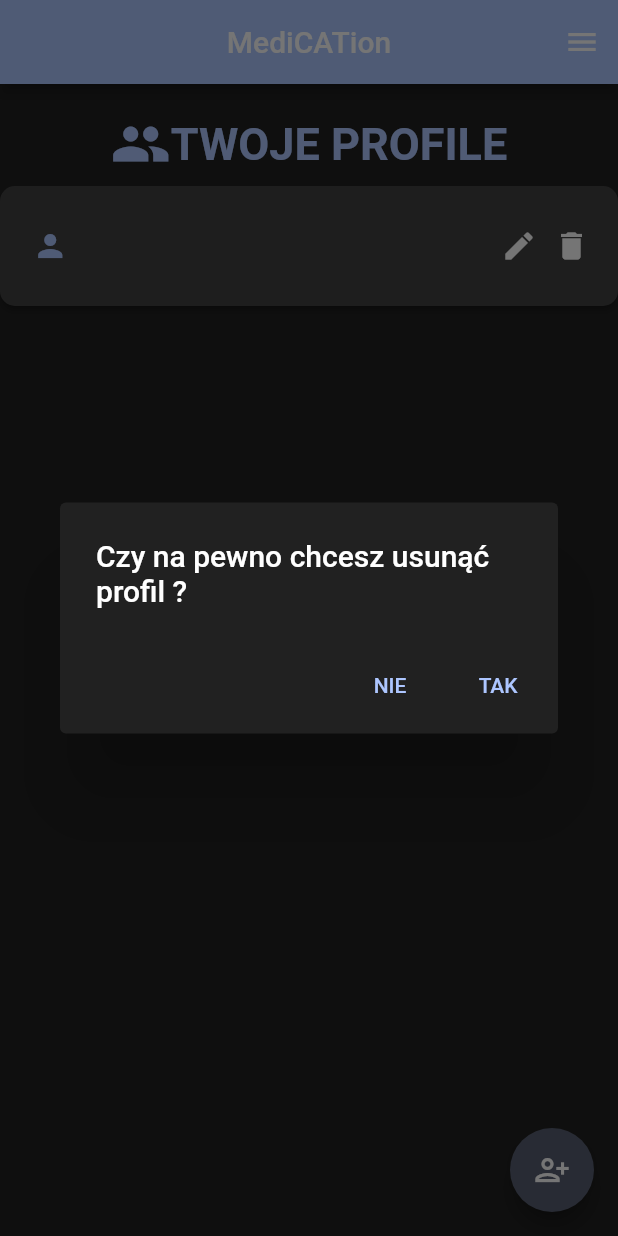
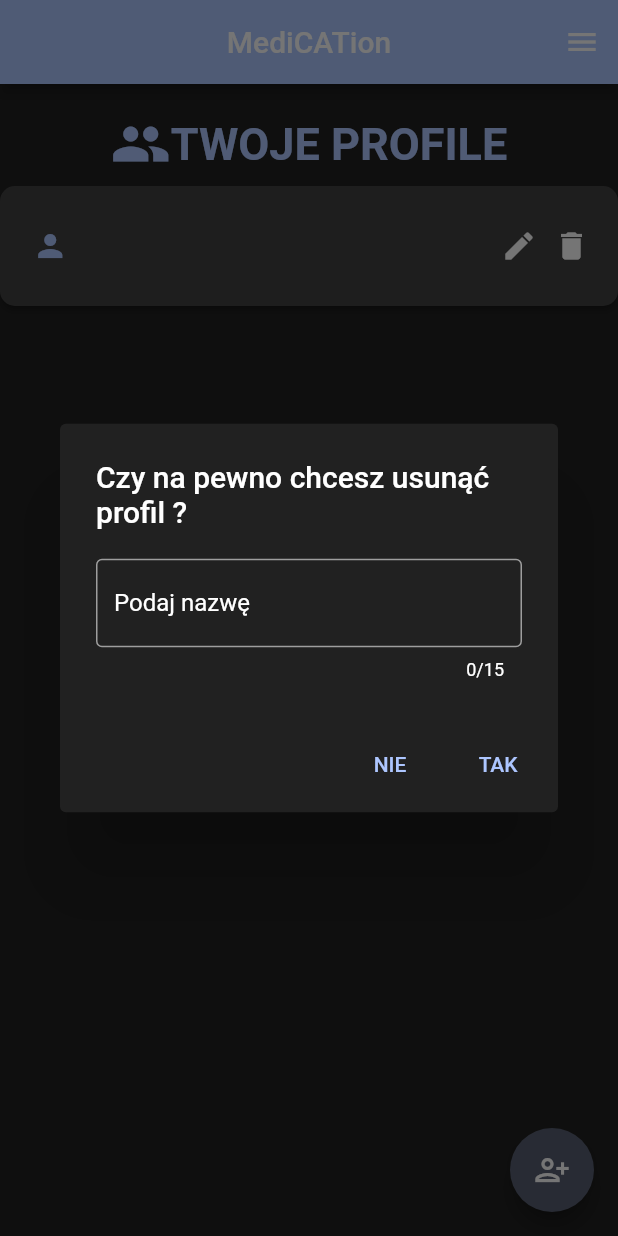
Before and after one commit to dorvio/MediCATion, a Flutter app: the screen it shows once a user with an empty profile is signed in, after a tap on the "delete" icon, on a phone screen of 412 x 824 dp. Run offline on Flutter 3.47's test engine with Material 2 defaults, Android fonts, the phone set to English and light mode, and no system bars; our stand-ins replace cloud_firestore, connectivity, email_validator, firebase_auth, firebase_core, flutter_bloc and 4 more; accounts and stored records are empty.

Commit message:
fixed offline problems, added new_profile_screen, added downloading data at splash screen, added protection in deleting a profile

```diff
--- a/medication/lib/Screens/profile_screen.dart
+++ b/medication/lib/Screens/profile_screen.dart
@@ -1,6 +1,7 @@
 import 'package:flutter/material.dart';
 import 'package:flutter_bloc/flutter_bloc.dart';
 import 'package:google_fonts/google_fonts.dart';
+import 'package:medication/Screens/new_profile_screen.dart';
 import '../Database_classes/Profile.dart';
 import '../Blocs/profile_bloc.dart';
 import 'medication_screen.dart';
@@ -51,8 +52,8 @@ class _ProfileViewState extends State<ProfileView> {
           padding: EdgeInsets.zero,
           children: [
             const SizedBox(
-              height: 93, // To change the height of DrawerHeader
-              width: double.infinity, // To Change the width of DrawerHeader
+              height: 93,
+              width: double.infinity,
               child: DrawerHeader(
                 decoration: BoxDecoration(
                     color: Color.fromARGB(255, 174, 199, 255),
@@ -214,7 +215,8 @@ class _ProfileViewState extends State<ProfileView> {
       ),
       floatingActionButton: FloatingActionButton(
         onPressed: () {
-          _showAddProfileDialog(context, widget.userId);
+          _goToNewProfileScreen(context, widget.userId);
+          //_showAddProfileDialog(context, widget.userId);
         },
         tooltip: 'Dodaj nowy profil',
         child: const Icon(Icons.person_add_alt),
@@ -222,11 +224,8 @@ class _ProfileViewState extends State<ProfileView> {
     );
   }
 }
-void _showAddProfileDialog(BuildContext context, String userId) {
-  bool isAnimalController = false;
-  Color? button1Color = Theme.of(context).colorScheme.inversePrimary;
-  Color? button2Color = Colors.grey[200];
-  bool showError = false;
+
+void _showDeleteDialog(BuildContext context, Profile profile) {
   final _formKey = GlobalKey<FormState>();
   String name = '';
 
@@ -237,8 +236,8 @@ void _showAddProfileDialog(BuildContext context, String userId) {
         builder: (context, setState) {
           return AlertDialog(
             backgroundColor: Colors.grey[900],
-            title: const Text(
-              'Dodaj profil',
+            title: Text(
+              'Czy na pewno chcesz usunąć profil ${profile.name}?',
               style: const TextStyle(color: Colors.white),
             ),
             content: Form(
@@ -246,66 +245,26 @@ void _showAddProfileDialog(BuildContext context, String userId) {
               child: TextFormField(
                 maxLength: 15,
                 style: const TextStyle(color: Colors.white),
-                decoration: InputDecoration(
+                decoration: const InputDecoration(
                   labelText: 'Podaj nazwę',
-                  labelStyle: const TextStyle(color: Colors.white),
-                  counterStyle: const TextStyle(color: Colors.white),
-                  enabledBorder: const OutlineInputBorder(
+                  labelStyle: TextStyle(color: Colors.white),
+                  counterStyle: TextStyle(color: Colors.white),
+                  enabledBorder: OutlineInputBorder(
                     borderSide: BorderSide(color: Colors.grey),
                   ),
-                  errorText: showError ? 'Pole nie może być puste!' : null,
                 ),
                 validator: (text) {
                   if (text == null || text.isEmpty) {
-                    setState(() {
-                      showError = true;
-                    });
-                    return 'Pole nie może być puste!';
+                    return 'Wpisz nazwę';
+                  } else if (text != profile.name) {
+                    return 'Nieprawidłowa nazwa';
                   }
-                  setState(() {
-                    showError = false;
-                  });
                   return null;
                 },
                 onChanged: (text) => setState(() => name = text),
               ),
             ),
             actions: [
-              const SizedBox(height: 10),
-              Row(
-                mainAxisAlignment: MainAxisAlignment.center,
-                children: [
-                  IconButton(
-                    onPressed: () {
-                      setState(() {
-                        isAnimalController = false;
-                        button1Color = Theme.of(context).colorScheme.inversePrimary;
-                        button2Color = Colors.grey[200];
-                      });
-                    },
-                    icon: const Icon(Icons.person),
-                    color: button1Color,
-                    iconSize: 40,
-                  ),
-                  const SizedBox(width: 30),
-                  IconButton(
-                    onPressed: () {
-                      setState(() {
-                        isAnimalController = true;
-                        button1Color = Colors.grey[200];
-                        button2Color = Theme.of(context).colorScheme.inversePrimary;
-                      });
-                    },
-                    icon: const Icon(Icons.pets),
-                    color: button2Color,
-                    iconSize: 40,
-                  ),
-                ],
-              ),
-              const SizedBox(height: 20),
-              Row(
-                mainAxisAlignment: MainAxisAlignment.end,
-                children: [
               TextButton(
                 style: TextButton.styleFrom(
                   foregroundColor: Theme.of(context).colorScheme.inversePrimary,
@@ -313,7 +272,7 @@ void _showAddProfileDialog(BuildContext context, String userId) {
                     borderRadius: BorderRadius.circular(30.0),
                   ),
                 ),
-                    child: const Text('Anuluj'),
+                child: const Text('NIE'),
                 onPressed: () {
                   Navigator.pop(context);
                 },
@@ -325,76 +284,19 @@ void _showAddProfileDialog(BuildContext context, String userId) {
                     borderRadius: BorderRadius.circular(30.0),
                   ),
                 ),
-                    child: const Text('Zapisz'),
+                child: const Text('TAK'),
                 onPressed: () {
-                      if (_formKey.currentState!.validate()) {
-                        final profile = Profile(
-                          profileId: DateTime.now().toString(),
-                          name: name,
-                          isAnimal: isAnimalController,
-                          userId: userId,
+                  if(_formKey.currentState!.validate()){
+                    BlocProvider.of<ProfileBloc>(context).add(
+                        DeleteProfile(profile.profileId),
                     );
-                        BlocProvider.of<ProfileBloc>(context).add(AddProfile(profile));
                     Navigator.pop(context);
                   } else {}
                 },
               ),
             ],
-              ),
-            ],
           );
         },
-      );
-    },
-  );
-}
-
-
-void _showDeleteDialog(BuildContext context, Profile profile){
-  showDialog(
-      context: context,
-      builder: (context)
-  {
-    return AlertDialog(
-      backgroundColor: Colors.grey[900],
-      title: Text(
-        'Czy na pewno chcesz usunąć profil ${profile.name}?',
-        style: const TextStyle(color: Colors.white),
-      ),
-      actions: [
-        TextButton(
-          style: TextButton.styleFrom(
-            foregroundColor: Theme
-                .of(context)
-                .colorScheme
-                .inversePrimary,
-            shape: RoundedRectangleBorder(
-              borderRadius: BorderRadius.circular(30.0),
-            ),
-          ),
-          child: const Text('NIE'),
-          onPressed: () {
-            Navigator.pop(context);
-          },
-        ),
-        TextButton(
-          style: TextButton.styleFrom(
-            foregroundColor: Theme
-                .of(context)
-                .colorScheme
-                .inversePrimary,
-            shape: RoundedRectangleBorder(
-              borderRadius: BorderRadius.circular(30.0),
-            ),
-          ),
-          child: const Text('TAK'),
-          onPressed: () {
-            BlocProvider.of<ProfileBloc>(context).add(
-                DeleteProfile(profile.profileId));
-            Navigator.pop(context);
-          },
-        ),
-      ],
       );
     },
   );
@@ -498,3 +400,10 @@ void _goToMedicationScreen(BuildContext context, Profile profile) {
     MaterialPageRoute(builder: (context) => MedicationView(profile: profile)),
   );
 }
+
+void _goToNewProfileScreen(BuildContext context, String userId) {
+  Navigator.push(
+    context,
+    MaterialPageRoute(builder: (context) => NewProfileView(userId: userId)),
+  );
+}
--- a/medication/lib/Screens/splash_screen.dart
+++ b/medication/lib/Screens/splash_screen.dart
@@ -3,6 +3,12 @@ import 'package:flutter/services.dart';
 import 'package:medication/wrapper.dart';
 import 'package:connectivity/connectivity.dart';
 import 'package:cloud_firestore/cloud_firestore.dart';
+import 'package:flutter_bloc/flutter_bloc.dart';
+import '../Blocs/usage_bloc.dart';
+import '../Blocs/profile_bloc.dart';
+import '../Blocs/medication_bloc.dart';
+import 'package:provider/provider.dart';
+import 'package:firebase_auth/firebase_auth.dart';
 
 class SplashView extends StatefulWidget {
   const SplashView({Key? key}) : super(key: key);
@@ -17,7 +23,7 @@ class _SplashViewState extends State<SplashView> with SingleTickerProviderStateM
   void initState(){
     super.initState();
     SystemChrome.setEnabledSystemUIMode(SystemUiMode.immersive);
-    checkInternetConnection();
+    checkInternetConnection(context);
     Future.delayed(const Duration(seconds: 3), () {
       Navigator.of(context).pushReplacement(MaterialPageRoute(builder: (_) => const Wrapper()));
     });
@@ -39,7 +45,6 @@ class _SplashViewState extends State<SplashView> with SingleTickerProviderStateM
             color: Color.fromARGB(255, 174, 199, 255),
           ),
           Text(
-            //'',//isConnected ? '' : "Brak połączenia. Dane nie zostaną załadowane",
             '',
             style: const TextStyle(
               color: Colors.white,
@@ -53,18 +58,28 @@ class _SplashViewState extends State<SplashView> with SingleTickerProviderStateM
 }
 
 Future<void> clearFirestoreCache() async {
+  FirebaseFirestore firestore = FirebaseFirestore.instance;
+  await firestore.clearPersistence();
+}
+void downloadData (BuildContext context){
+  final isSigned = Provider.of<User?>(context);
+  if(isSigned == null) {
+  } else {
+    String userId = isSigned.uid.toString();
+    BlocProvider.of<ProfileBloc>(context).add(LoadProfiles(userId));
+    //TODO add fetching only users usages
+    BlocProvider.of<UsageBloc>(context).add(LoadUsages());
+    BlocProvider.of<MedicationBloc>(context).add(LoadMedications(true));
+    BlocProvider.of<MedicationBloc>(context).add(LoadMedications(false));
+  }
 
 
 }
-Future<void> checkInternetConnection() async {
-  FirebaseFirestore firestore = FirebaseFirestore.instance;
+Future<void> checkInternetConnection(BuildContext context) async {
   var connectivityResult = await Connectivity().checkConnectivity();
   if (connectivityResult == ConnectivityResult.none) {
-    print("No internet bro");
   } else {
-    print("Yo got the net");
-    // await firestore.terminate();
-    await firestore.clearPersistence();
-    await firestore.enablePersistence();
+    clearFirestoreCache();
+    downloadData(context);
   }
 }
--- a/medication/lib/wrapper.dart
+++ b/medication/lib/wrapper.dart
@@ -3,6 +3,11 @@ import 'Screens/signIn_screen.dart';
 import 'Screens/profile_screen.dart';
 import 'package:provider/provider.dart';
 import 'package:firebase_auth/firebase_auth.dart';
+import '../Blocs/usage_bloc.dart';
+import '../Blocs/profile_bloc.dart';
+import '../Blocs/medication_bloc.dart';
+import 'package:cloud_firestore/cloud_firestore.dart';
+import 'package:flutter_bloc/flutter_bloc.dart';
 
 class Wrapper extends StatelessWidget {
   const Wrapper({Key? key}) : super(key: key);
@@ -14,7 +19,13 @@ class Wrapper extends StatelessWidget {
     if(isSigned == null) {
     return const SignInView();
     } else {
-      return ProfileView(userId: isSigned.uid.toString());
+      String userId = isSigned.uid.toString();
+      BlocProvider.of<ProfileBloc>(context).add(LoadProfiles(userId));
+      //TODO add fetching only users usages
+      BlocProvider.of<UsageBloc>(context).add(LoadUsages());
+      BlocProvider.of<MedicationBloc>(context).add(LoadMedications(true));
+      BlocProvider.of<MedicationBloc>(context).add(LoadMedications(false));
+      return ProfileView(userId: userId);
     }
 
 
```
Also changed, not shown: medication/lib/Blocs/profile_bloc.dart (+10 -2 lines), medication/lib/Screens/new_profile_screen.dart (added, +257 -0 lines). Lines whose indentation alone changed are shown as unchanged.
